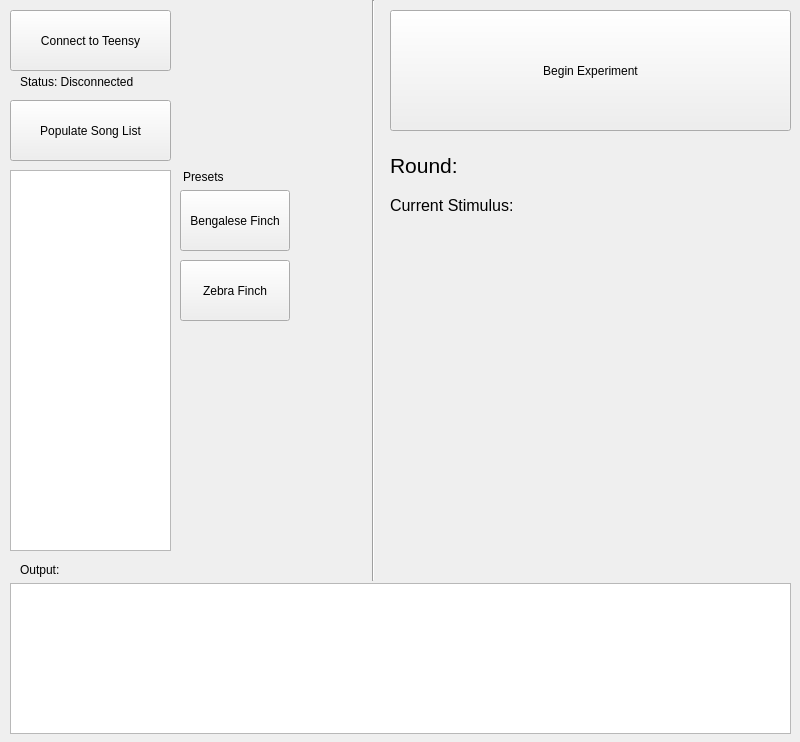
This is GUI/gui.ui in tdmerrill/Neural-Recordings as Qt 5 draws it before an edit. The edited form follows.
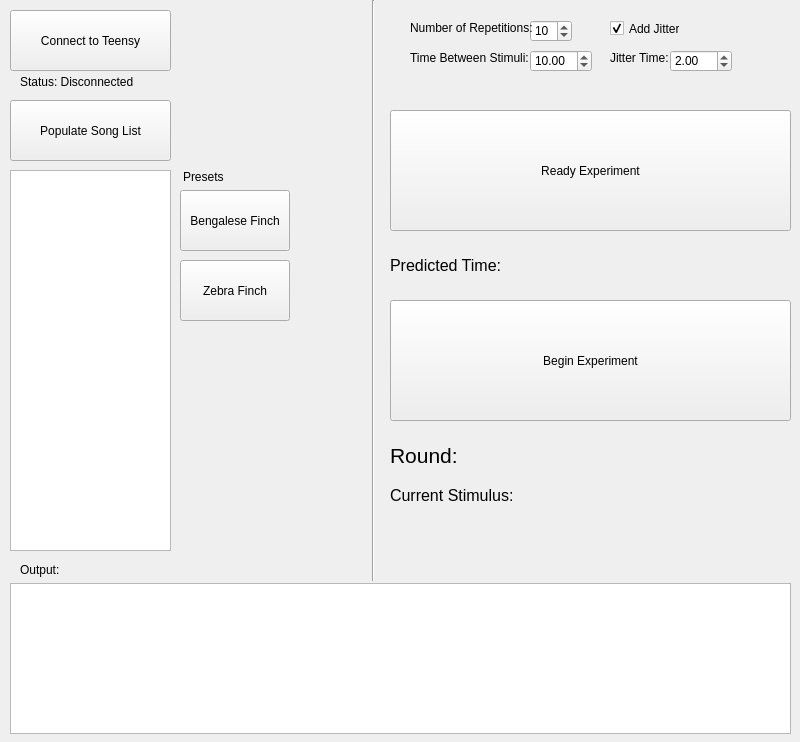
This is the edited form.

Patch:
```diff
--- a/GUI/gui.ui
+++ b/GUI/gui.ui
@@ -155,7 +155,7 @@
     <property name="geometry">
      <rect>
       <x>390</x>
-      <y>180</y>
+      <y>470</y>
       <width>181</width>
       <height>51</height>
      </rect>
@@ -173,7 +173,7 @@
     <property name="geometry">
      <rect>
       <x>390</x>
-      <y>150</y>
+      <y>440</y>
       <width>201</width>
       <height>31</height>
      </rect>
@@ -191,7 +191,7 @@
     <property name="geometry">
      <rect>
       <x>390</x>
-      <y>10</y>
+      <y>300</y>
       <width>401</width>
       <height>121</height>
      </rect>
@@ -200,6 +200,131 @@
      <string>Begin Experiment</string>
     </property>
    </widget>
+   <widget class="QPushButton" name="ReadyExperimentButton">
+    <property name="geometry">
+     <rect>
+      <x>390</x>
+      <y>110</y>
+      <width>401</width>
+      <height>121</height>
+     </rect>
+    </property>
+    <property name="text">
+     <string>Ready Experiment</string>
+    </property>
+   </widget>
+   <widget class="QLabel" name="PredictedTimeLabel">
+    <property name="geometry">
+     <rect>
+      <x>390</x>
+      <y>240</y>
+      <width>181</width>
+      <height>51</height>
+     </rect>
+    </property>
+    <property name="font">
+     <font>
+      <pointsize>12</pointsize>
+     </font>
+    </property>
+    <property name="text">
+     <string>Predicted Time:</string>
+    </property>
+   </widget>
+   <widget class="QSpinBox" name="NumRepSpinBox">
+    <property name="geometry">
+     <rect>
+      <x>530</x>
+      <y>20</y>
+      <width>42</width>
+      <height>22</height>
+     </rect>
+    </property>
+    <property name="value">
+     <number>10</number>
+    </property>
+   </widget>
+   <widget class="QLabel" name="NumberOfRepetitionsLabel">
+    <property name="geometry">
+     <rect>
+      <x>410</x>
+      <y>20</y>
+      <width>131</width>
+      <height>16</height>
+     </rect>
+    </property>
+    <property name="text">
+     <string>Number of Repetitions:</string>
+    </property>
+   </widget>
+   <widget class="QLabel" name="TimeBetweenStimuliLabel">
+    <property name="geometry">
+     <rect>
+      <x>410</x>
+      <y>50</y>
+      <width>131</width>
+      <height>16</height>
+     </rect>
+    </property>
+    <property name="text">
+     <string>Time Between Stimuli:</string>
+    </property>
+   </widget>
+   <widget class="QCheckBox" name="JitterCheckbox">
+    <property name="geometry">
+     <rect>
+      <x>610</x>
+      <y>20</y>
+      <width>70</width>
+      <height>17</height>
+     </rect>
+    </property>
+    <property name="text">
+     <string>Add Jitter?</string>
+    </property>
+    <property name="checked">
+     <bool>true</bool>
+    </property>
+   </widget>
+   <widget class="QLabel" name="JitterLabel">
+    <property name="geometry">
+     <rect>
+      <x>610</x>
+      <y>50</y>
+      <width>131</width>
+      <height>16</height>
+     </rect>
+    </property>
+    <property name="text">
+     <string>Jitter Time:</string>
+    </property>
+   </widget>
+   <widget class="QDoubleSpinBox" name="JitterSpinBox">
+    <property name="geometry">
+     <rect>
+      <x>670</x>
+      <y>50</y>
+      <width>62</width>
+      <height>22</height>
+     </rect>
+    </property>
+    <property name="value">
+     <double>2.000000000000000</double>
+    </property>
+   </widget>
+   <widget class="QDoubleSpinBox" name="TimeBetweenStimuliSpinBox">
+    <property name="geometry">
+     <rect>
+      <x>530</x>
+      <y>50</y>
+      <width>62</width>
+      <height>22</height>
+     </rect>
+    </property>
+    <property name="value">
+     <double>10.000000000000000</double>
+    </property>
+   </widget>
   </widget>
  </widget>
  <resources/>
```
